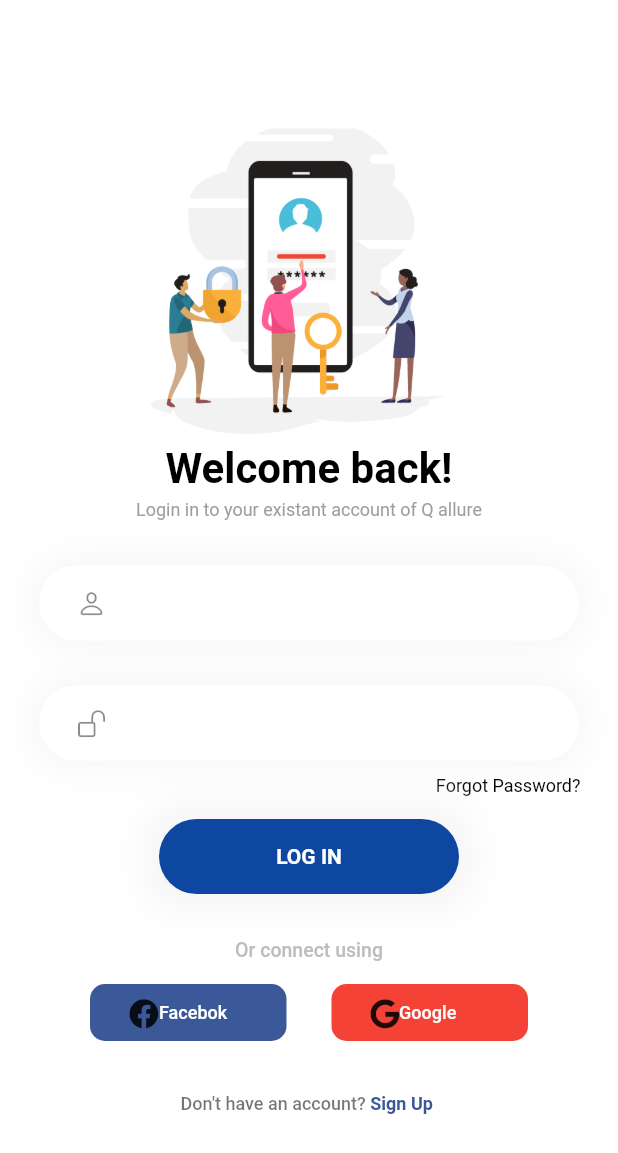
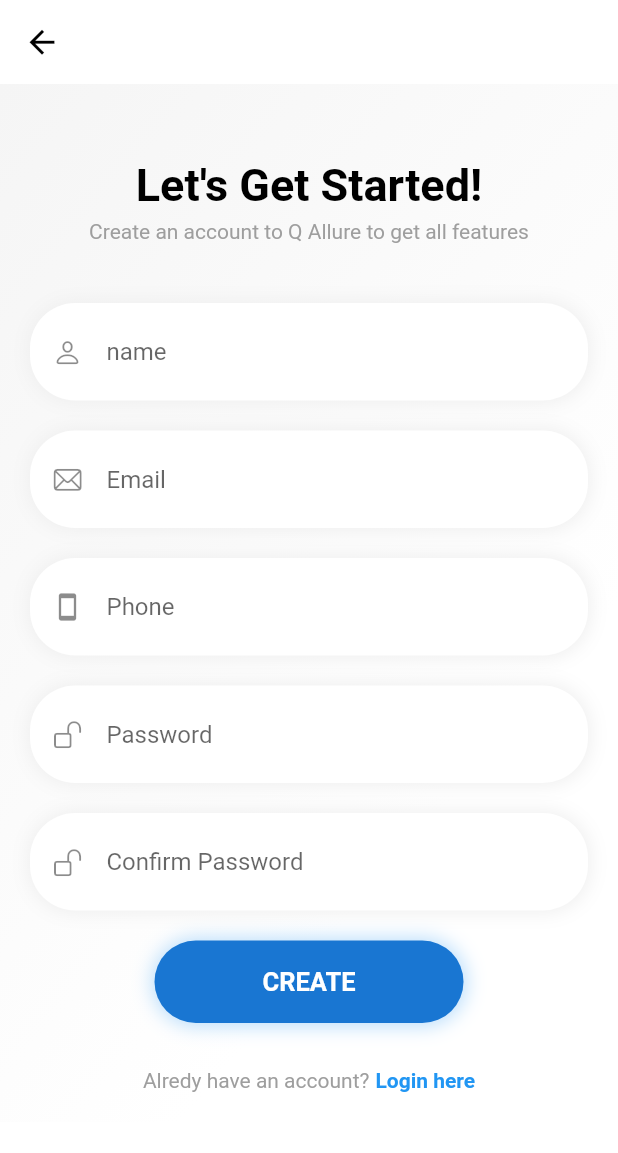
Before and after one commit to githubsobir/pdp_shared_preference, a Flutter app: the screen it shows after launch, on a phone screen of 412 x 824 dp. Shown: the top 1153 px of the screen. Run offline on Flutter 3.47's test engine with Material 2 defaults, Android fonts, the light colour scheme and no system bars; our stand-ins replace font_awesome_flutter.

Commit message:
my commit

```diff
--- a/lib/main.dart
+++ b/lib/main.dart
@@ -1,5 +1,6 @@
 import 'package:flutter/material.dart';
 import 'package:pdp_shared_preference/pages/login_page.dart';
+import 'package:pdp_shared_preference/pages/sign_up.dart';
 
 void main() {
   runApp(MyApp());
@@ -8,7 +9,7 @@ class MyApp extends StatelessWidget {
   @override
   Widget build(BuildContext context) {
     return MaterialApp(
-      home: LoginPage(),
+      home: SignUp(),
     );
   }
 }
--- a/lib/pages/login_page.dart
+++ b/lib/pages/login_page.dart
@@ -113,7 +113,7 @@ class _LoginPageState extends State<LoginPage> {
                   )
                 ],
               ),
-              SizedBox(height: 15),
+              SizedBox(height: 25),
               Container(
                 height: 50,
                 margin: EdgeInsets.symmetric(horizontal: 20),
@@ -121,11 +121,13 @@ class _LoginPageState extends State<LoginPage> {
                 decoration: BoxDecoration(
                   color: Colors.blue[900],
                   boxShadow: [
+
                     BoxShadow(
-                        color: Colors.grey[100],
+
+                        color: Colors.blue[100],
                         blurRadius: 20,
-                        offset: Offset(0.2, 0.3),
-                        spreadRadius: 10)
+                        offset: Offset(0.2, 0.2),
+                        spreadRadius: 3)
                   ],
                   borderRadius: BorderRadius.circular(25),
                 ),
@@ -165,7 +167,9 @@ class _LoginPageState extends State<LoginPage> {
                             onPressed: () {},
                             child: Row(
                               children: [
-                                FaIcon(FontAwesomeIcons.facebook, size: 20,),
+                                FaIcon(FontAwesomeIcons.facebook, size: 20, color: Colors.white,),
+                                SizedBox(width: 3,
+                                ),
 
 
                                 Text(
@@ -188,11 +192,12 @@ class _LoginPageState extends State<LoginPage> {
                             onPressed: () {},
                             child: Row(
                               children: [
-                                FaIcon(FontAwesomeIcons.google, size: 20,),
+                                FaIcon(FontAwesomeIcons.google, size: 20,color: Colors.white,),
+                                SizedBox(width: 3,),
                                 Text(
                                   "Google",
                                   style: TextStyle(
-                                      color: Colors.white, fontSize: 12),
+                                      color: Colors.white, fontSize: 12, ),
                                 )
                               ],
                             ),
--- /dev/null
+++ b/lib/pages/sign_up.dart
@@ -0,0 +1,277 @@
+import 'package:flutter/cupertino.dart';
+import 'package:flutter/material.dart';
+
+class SignUp extends StatefulWidget {
+  @override
+  _SignUpState createState() => _SignUpState();
+}
+
+class _SignUpState extends State<SignUp> {
+  @override
+  Widget build(BuildContext context) {
+    return Scaffold(
+      backgroundColor: Colors.white,
+      appBar: AppBar(
+        backgroundColor: Colors.white,
+        brightness: Brightness.dark,
+        elevation: 0,
+        leading: Icon(
+          Icons.arrow_back_outlined,
+          color: Colors.black,
+          size: 25,
+        ),
+      ),
+      body: SingleChildScrollView(
+        child: Container(
+          decoration: BoxDecoration(
+              gradient: LinearGradient(
+                  begin: Alignment.topLeft,
+                  colors: [
+
+                    Colors.grey[100],
+                    Colors.grey[50],
+                    Colors.white])),
+          child: Container(
+            width: MediaQuery.of(context).size.width,
+            margin: EdgeInsets.all(20),
+            child: Column(
+              mainAxisAlignment: MainAxisAlignment.center,
+              children: [
+                SizedBox(
+                  height: 30,
+                ),
+                Text(
+                  "Let's Get Started!",
+                  style: TextStyle(
+                      color: Colors.black,
+                      fontSize: 30,
+                      fontWeight: FontWeight.bold),
+                ),
+                SizedBox(
+                  height: 5,
+                ),
+                Text(
+                  "Create an account to Q Allure to get all features",
+                  style: TextStyle(
+                      fontWeight: FontWeight.w400,
+                      color: Colors.grey,
+                      fontSize: 14),
+                ),
+                SizedBox(
+                  height: 40,
+                ),
+                Container(
+                  height: 65,
+                  padding: EdgeInsets.symmetric(horizontal: 15),
+                  width: MediaQuery.of(context).size.width,
+                  decoration: BoxDecoration(
+                    color: Colors.white,
+                    borderRadius: BorderRadius.circular(30),
+                    boxShadow: [
+                      BoxShadow(
+                          color: Colors.grey[200],
+                          offset: Offset(0.2, 0.2),
+                          spreadRadius: 1,
+                          blurRadius: 10),
+                    ],
+                  ),
+                  child: Center(
+                    child: TextField(
+                      decoration: InputDecoration(
+                        focusColor: Colors.blue,
+                        hintText: "name",
+                        border: InputBorder.none,
+                        icon: Icon(
+                          CupertinoIcons.person,
+                          size: 20,
+                        ),
+                      ),
+                    ),
+                  ),
+                ),
+                SizedBox(
+                  height: 20,
+                ),
+                Container(
+                  height: 65,
+                  padding: EdgeInsets.symmetric(horizontal: 15),
+                  width: MediaQuery.of(context).size.width,
+                  decoration: BoxDecoration(
+                    color: Colors.white,
+                    borderRadius: BorderRadius.circular(30),
+                    boxShadow: [
+                      BoxShadow(
+                          color: Colors.grey[200],
+                          offset: Offset(0.2, 0.2),
+                          spreadRadius: 1,
+                          blurRadius: 10),
+                    ],
+                  ),
+                  child: Center(
+                    child: TextField(
+                      decoration: InputDecoration(
+                        focusColor: Colors.blue,
+                        hintText: "Email",
+                        border: InputBorder.none,
+                        icon: Icon(
+                          CupertinoIcons.mail,
+                          size: 20,
+                        ),
+                      ),
+                    ),
+                  ),
+                ),
+                SizedBox(
+                  height: 20,
+                ),
+                Container(
+                  height: 65,
+                  padding: EdgeInsets.symmetric(horizontal: 15),
+                  width: MediaQuery.of(context).size.width,
+                  decoration: BoxDecoration(
+                    color: Colors.white,
+                    borderRadius: BorderRadius.circular(30),
+                    boxShadow: [
+                      BoxShadow(
+                          color: Colors.grey[200],
+                          offset: Offset(0.2, 0.2),
+                          spreadRadius: 1,
+                          blurRadius: 10),
+                    ],
+                  ),
+                  child: Center(
+                    child: TextField(
+                      decoration: InputDecoration(
+                        focusColor: Colors.blue,
+                        hintText: "Phone",
+                        border: InputBorder.none,
+                        icon: Icon(
+                          Icons.smartphone_outlined,
+                          size: 20,
+                        ),
+                      ),
+                    ),
+                  ),
+                ),
+                SizedBox(
+                  height: 20,
+                ),
+                Container(
+                  height: 65,
+                  padding: EdgeInsets.symmetric(horizontal: 15),
+                  width: MediaQuery.of(context).size.width,
+                  decoration: BoxDecoration(
+                    color: Colors.white,
+                    borderRadius: BorderRadius.circular(30),
+                    boxShadow: [
+                      BoxShadow(
+                          color: Colors.grey[200],
+                          offset: Offset(0.2, 0.2),
+                          spreadRadius: 1,
+                          blurRadius: 10),
+                    ],
+                  ),
+                  child: Center(
+                    child: TextField(
+                      decoration: InputDecoration(
+                        focusColor: Colors.blue,
+                        hintText: "Password",
+                        border: InputBorder.none,
+                        icon: Icon(
+                          CupertinoIcons.lock_open,
+                          size: 20,
+                        ),
+                      ),
+                    ),
+                  ),
+                ),
+                SizedBox(
+                  height: 20,
+                ),
+                Container(
+                  height: 65,
+                  padding: EdgeInsets.symmetric(horizontal: 15),
+                  width: MediaQuery.of(context).size.width,
+                  decoration: BoxDecoration(
+                    color: Colors.white,
+                    borderRadius: BorderRadius.circular(30),
+                    boxShadow: [
+                      BoxShadow(
+                          color: Colors.grey[200],
+                          offset: Offset(0.2, 0.2),
+                          spreadRadius: 1,
+                          blurRadius: 10),
+                    ],
+                  ),
+                  child: Center(
+                    child: TextField(
+                      decoration: InputDecoration(
+                        focusColor: Colors.blue,
+                        hintText: "Confirm Password",
+                        border: InputBorder.none,
+                        icon: Icon(
+                          CupertinoIcons.lock_open,
+                          size: 20,
+                        ),
+                      ),
+                    ),
+                  ),
+                ),
+                SizedBox(
+                  height: 20,
+                ),
+                Container(
+                  height: 55,
+                  width: MediaQuery.of(context).size.width / 2,
+                  decoration: BoxDecoration(
+                    color: Colors.blue.shade700,
+                    boxShadow: [
+                      BoxShadow(
+                        color: Colors.blue[100],
+                        blurRadius: 10,
+                        spreadRadius: 2,
+                        offset: Offset(0.2, 0.2),
+                      )
+                    ],
+                    borderRadius: BorderRadius.circular(30),
+                  ),
+                  child: Center(
+                    child: Text(
+                      "CREATE",
+                      style: TextStyle(
+                          color: Colors.white,
+                          fontWeight: FontWeight.bold,
+                          fontSize: 17),
+                    ),
+                  ),
+                ),
+                SizedBox(
+                  height: 30,
+                ),
+                Row(
+                  mainAxisAlignment: MainAxisAlignment.center,
+                  children: [
+                    Text(
+                      "Alredy have an account?",
+                      style: TextStyle(color: Colors.grey, fontSize: 14),
+                    ),
+                    SizedBox(
+                      width: 4,
+                    ),
+                    Text(
+                      "Login here",
+                      style: TextStyle(
+                          color: Colors.blue,
+                          fontSize: 14,
+                          fontWeight: FontWeight.bold),
+                    )
+                  ],
+                )
+              ],
+            ),
+          ),
+        ),
+      ),
+    );
+  }
+}
```
